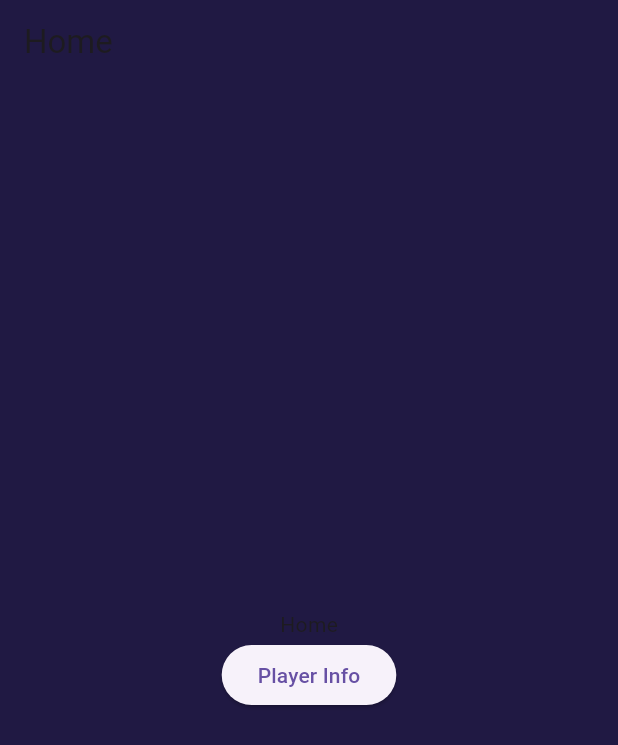
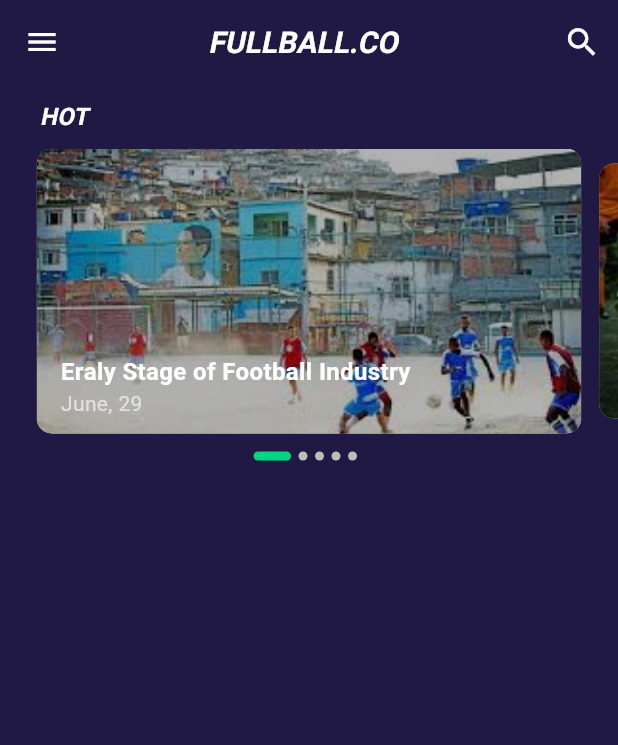
Before and after one commit to senadinmahmic/football_app_ui, a Flutter app: the screen it shows after launch, on a phone screen of 412 x 824 dp. Shown: the top 745 px of the screen. Run offline on Flutter 3.47's test engine with Material 3 defaults, Android fonts, the phone set to English and light mode, and no system bars; our stand-ins replace get.

Commit message:
hottopics list

```diff
--- /dev/null
+++ b/lib/data/dummy_data.dart
@@ -0,0 +1,29 @@
+import 'package:football_app_ui/data/models/hot_topic_model.dart';
+
+List<HotTopicModel> hotTopicsList = [
+  const HotTopicModel(
+    title: 'Eraly Stage of Football Industry',
+    subtitle: 'June, 29',
+    image: 'assets/images/hot_topics/hottopics1.png',
+  ),
+  const HotTopicModel(
+    title: 'Football training inovations',
+    subtitle: 'June, 29',
+    image: 'assets/images/hot_topics/hottopics2.png',
+  ),
+  const HotTopicModel(
+    title: 'Social Media\'s impact on Football Industry',
+    subtitle: 'June, 29',
+    image: 'assets/images/hot_topics/hottopics3.png',
+  ),
+  const HotTopicModel(
+    title: 'Sustainability efforts in football',
+    subtitle: 'June, 29',
+    image: 'assets/images/hot_topics/hottopics4.png',
+  ),
+  const HotTopicModel(
+    title: 'VAR contraversies in football',
+    subtitle: 'June, 29',
+    image: 'assets/images/hot_topics/hottopics5.png',
+  ),
+];
--- /dev/null
+++ b/lib/data/models/hot_topic_model.dart
@@ -0,0 +1,11 @@
+class HotTopicModel {
+  final String title;
+  final String subtitle;
+  final String image;
+
+  const HotTopicModel({
+    required this.title,
+    required this.subtitle,
+    required this.image,
+  });
+}
--- a/lib/main.dart
+++ b/lib/main.dart
@@ -18,7 +18,7 @@ class MyApp extends StatelessWidget {
       theme: ThemeData(
         scaffoldBackgroundColor: AppColors.background1,
         appBarTheme: const AppBarTheme(
-          backgroundColor: AppColors.background1,
+          backgroundColor: Colors.transparent,
         ),
       ),
       title: 'Football App UI',
--- a/lib/modules/home/controllers/home_controller.dart
+++ b/lib/modules/home/controllers/home_controller.dart
@@ -1,3 +1,5 @@
 import 'package:get/get.dart';
 
-class HomeController extends GetxController {}
+class HomeController extends GetxController {
+  final currentHotTopicsPage = 0.obs;
+}
--- a/lib/modules/home/views/home_view.dart
+++ b/lib/modules/home/views/home_view.dart
@@ -1,5 +1,5 @@
 import 'package:flutter/material.dart';
-import 'package:football_app_ui/routes/app_routes.dart';
+import 'package:football_app_ui/modules/home/widgets/hot_topics_list.dart';
 import 'package:get/get.dart';
 
 import 'package:football_app_ui/modules/home/controllers/home_controller.dart';
@@ -10,21 +10,43 @@ class HomeView extends GetView<HomeController> {
   Widget build(BuildContext context) {
     return Scaffold(
       appBar: AppBar(
-        title: const Text('Home'),
+        leading: IconButton(
+          icon: const Icon(
+            Icons.menu,
+            color: Colors.white,
+          ),
+          onPressed: () {
+            Scaffold.of(context).openDrawer();
+          },
+        ),
+        centerTitle: true,
+        title: Transform(
+          transform:
+              Matrix4.skewX(-0.2), // Change this value to skew more or less
+          child: const Text(
+            'FULLBALL.CO',
+            style: TextStyle(
+              fontWeight: FontWeight.bold,
+              fontSize: 20,
+              color: Colors.white,
+            ),
+          ),
+        ),
+        actions: <Widget>[
+          IconButton(
+            icon: const Icon(
+              Icons.search,
+              color: Colors.white,
+              size: 25,
+            ),
+            onPressed: () {},
+          ),
+        ],
       ),
-      body: Center(
-        child: Column(
-          mainAxisAlignment: MainAxisAlignment.center,
-          children: <Widget>[
-            const Text('Home'),
-            ElevatedButton(
-              onPressed: () {
-                Get.toNamed(Routes.PLAYERINFO);
-              },
-              child: const Text('Player Info'),
-            ),
-          ],
-        ),
+      body: const Column(
+        children: [
+          HotTopicsList(),
+        ],
       ),
     );
   }
--- /dev/null
+++ b/lib/modules/home/widgets/hot_topics_list.dart
@@ -0,0 +1,168 @@
+import 'package:flutter/material.dart';
+import 'package:football_app_ui/config/app_colors.dart';
+import 'package:football_app_ui/data/dummy_data.dart';
+import 'package:get/get.dart';
+
+import 'package:football_app_ui/modules/home/controllers/home_controller.dart';
+
+class HotTopicsList extends GetView<HomeController> {
+  const HotTopicsList({super.key});
+
+  @override
+  Widget build(BuildContext context) {
+    return Column(
+      crossAxisAlignment: CrossAxisAlignment.start,
+      children: [
+        Padding(
+          padding: const EdgeInsets.symmetric(
+            horizontal: 30,
+            vertical: 10,
+          ),
+          child: Transform(
+            transform: Matrix4.skewX(-0.2),
+            child: const Text(
+              'HOT',
+              style: TextStyle(
+                fontWeight: FontWeight.bold,
+                fontSize: 16,
+                color: Colors.white,
+              ),
+            ),
+          ),
+        ),
+        SizedBox(
+          height: 190,
+          child: PageView.builder(
+            controller: PageController(
+              viewportFraction: 0.91,
+              initialPage: 0,
+            ),
+            pageSnapping: true,
+            itemCount: 5,
+            scrollDirection: Axis.horizontal,
+            itemBuilder: (context, index) {
+              return Padding(
+                padding: const EdgeInsets.symmetric(
+                  horizontal: 6,
+                ),
+                child: Center(
+                  child: Obx(
+                    () => Center(
+                      child: Stack(
+                        children: [
+                          AnimatedContainer(
+                            duration: const Duration(milliseconds: 300),
+                            height:
+                                controller.currentHotTopicsPage.value == index
+                                    ? 190
+                                    : 170,
+                            width: double.infinity,
+                            decoration: BoxDecoration(
+                              borderRadius: BorderRadius.circular(10),
+                              color: Colors.grey[400],
+                            ),
+                            child: ClipRRect(
+                              borderRadius: BorderRadius.circular(10),
+                              child: Image.asset(
+                                hotTopicsList[index].image,
+                                fit: BoxFit.cover,
+                              ),
+                            ),
+                          ),
+                          AnimatedContainer(
+                            duration: const Duration(milliseconds: 300),
+                            height:
+                                controller.currentHotTopicsPage.value == index
+                                    ? 190
+                                    : 170,
+                            width: double.infinity,
+                            decoration: BoxDecoration(
+                              borderRadius: BorderRadius.circular(10),
+                              color: Colors.black.withOpacity(0.3),
+                            ),
+                            child: Padding(
+                              padding: const EdgeInsets.symmetric(
+                                horizontal: 16,
+                                vertical: 10,
+                              ),
+                              child: Align(
+                                alignment: Alignment.bottomLeft,
+                                child: Column(
+                                  mainAxisAlignment: MainAxisAlignment.end,
+                                  crossAxisAlignment: CrossAxisAlignment.start,
+                                  children: [
+                                    Text(
+                                      hotTopicsList[index].title,
+                                      style: const TextStyle(
+                                        color: Colors.white,
+                                        fontWeight: FontWeight.bold,
+                                        fontSize: 16,
+                                      ),
+                                    ),
+                                    Text(
+                                      hotTopicsList[index].subtitle,
+                                      style: TextStyle(
+                                        color: Colors.grey[300],
+                                        fontSize: 14,
+                                      ),
+                                    ),
+                                  ],
+                                ),
+                              ),
+                            ),
+                          )
+                        ],
+                      ),
+                    ),
+                  ),
+                ),
+              );
+            },
+            onPageChanged: (int page) {
+              controller.currentHotTopicsPage.value = page;
+            },
+          ),
+        ),
+        Center(
+          child: Padding(
+            padding: const EdgeInsets.symmetric(
+              horizontal: 30,
+              vertical: 12,
+            ),
+            child: SizedBox(
+              height: 6,
+              child: ListView.builder(
+                shrinkWrap: true,
+                scrollDirection: Axis.horizontal,
+                itemCount: 5,
+                itemBuilder: (context, index) {
+                  return Row(
+                    children: [
+                      Obx(
+                        () => AnimatedContainer(
+                          duration: const Duration(milliseconds: 300),
+                          decoration: BoxDecoration(
+                            color:
+                                controller.currentHotTopicsPage.value == index
+                                    ? AppColors.primary1
+                                    : Colors.grey[400],
+                            borderRadius: BorderRadius.circular(5),
+                          ),
+                          height: 6,
+                          width: controller.currentHotTopicsPage.value == index
+                              ? 25
+                              : 6,
+                        ),
+                      ),
+                      const SizedBox(width: 5),
+                    ],
+                  );
+                },
+              ),
+            ),
+          ),
+        )
+      ],
+    );
+  }
+}
--- a/pubspec.yaml
+++ b/pubspec.yaml
@@ -21,3 +21,5 @@ dev_dependencies:
 
 flutter:
   uses-material-design: true
+  assets:
+    - assets/images/hot_topics/
```
Also changed, not shown: assets/images/hot_topics/hottopics1.png (added), assets/images/hot_topics/hottopics2.png (added), assets/images/hot_topics/hottopics3.png (added), assets/images/hot_topics/hottopics4.png (added), assets/images/hot_topics/hottopics5.png (added).
